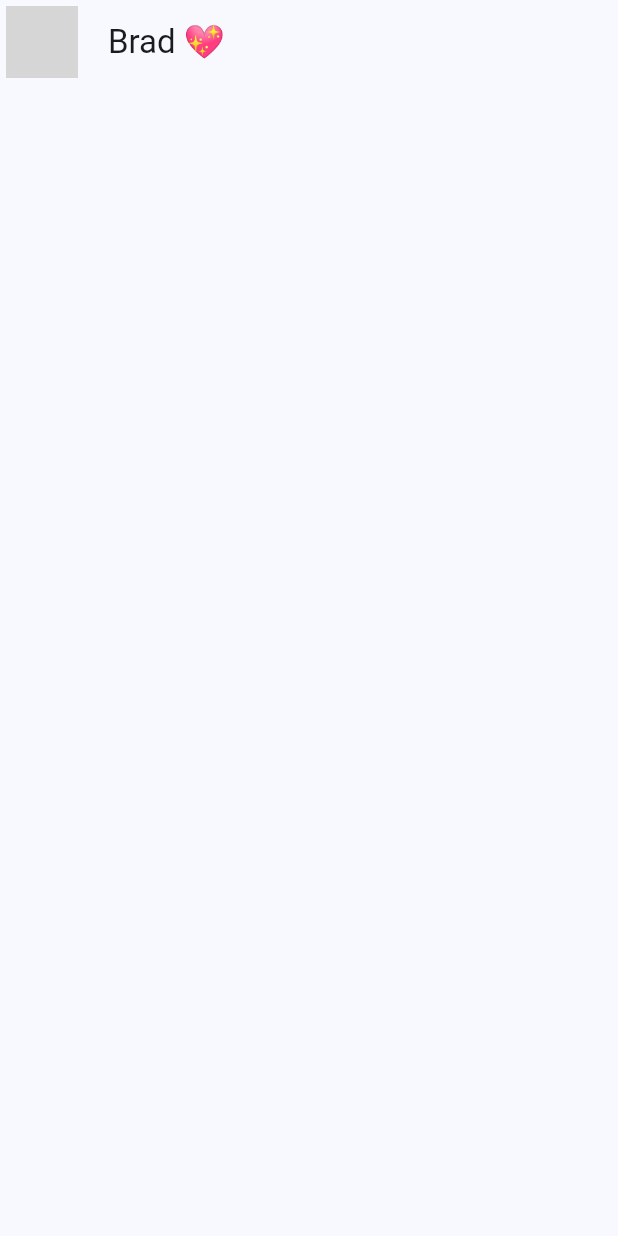
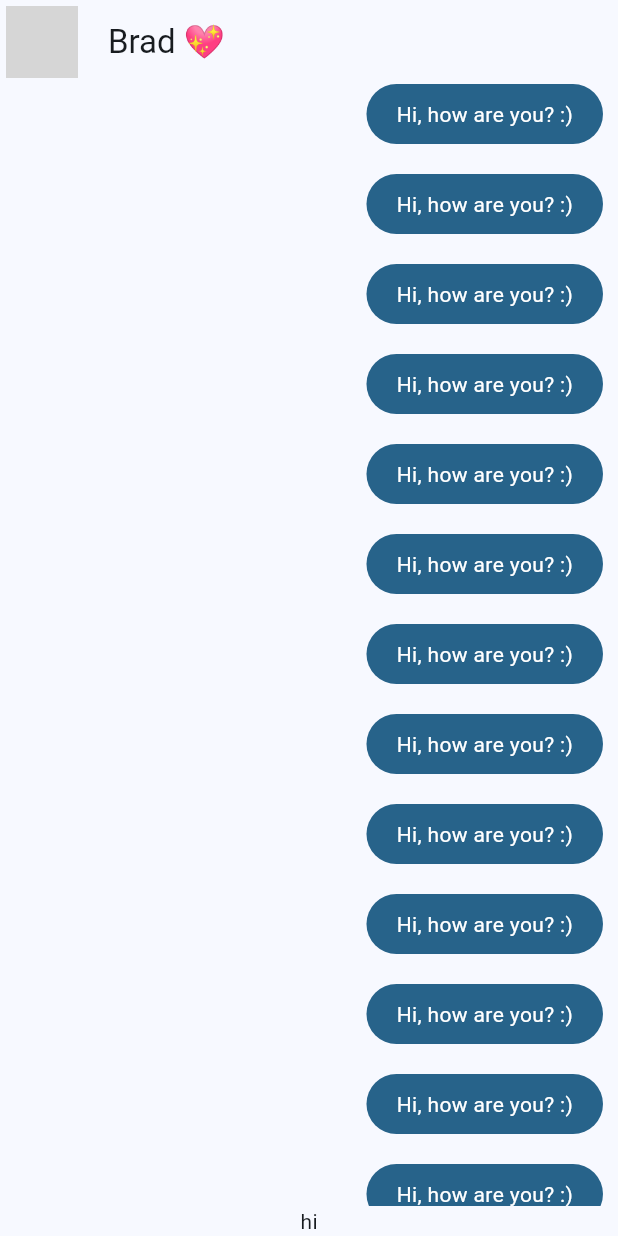
Before and after one commit to ju-lienz/yes-no-app-flutter, a Flutter app: the screen it shows after launch, on a phone screen of 412 x 824 dp. Run offline on Flutter 3.47's test engine with Material 3 defaults, Android fonts, the phone set to English and light mode, and no system bars; network calls fail; grey boxes are pictures that could not be loaded.

Commit message:
feat: Design sender message layout for chat screen

```diff
--- a/lib/main.dart
+++ b/lib/main.dart
@@ -1,6 +1,6 @@
 import 'package:flutter/material.dart';
 import 'package:yes_no_app/config/theme/app_theme.dart';
-import 'package:yes_no_app/presentation/chat/chat_screen.dart';
+import 'package:yes_no_app/presentation/screens/chat/chat_screen.dart';
 
 /* Redo the Yes No App application, from Fernando Herrera's Flutter
 course, to reinforce Flutter knowledge.*/
--- a/lib/presentation/chat/chat_screen.dart
+++ /dev/null
@@ -1,21 +0,0 @@
-import 'package:flutter/material.dart';
-
-class ChatScreen extends StatelessWidget {
-  const ChatScreen({super.key});
-
-  @override
-  Widget build(BuildContext context) {
-    return Scaffold(
-      appBar: AppBar(
-        title: const Text('Brad 💖'),
-        leading: const Padding(
-          padding: EdgeInsets.all(4.0),
-          child: CircleAvatar(
-            backgroundImage: NetworkImage(
-                "https://upload.wikimedia.org/wikipedia/commons/thumb/4/4c/Brad_Pitt_2019_by_Glenn_Francis.jpg/1200px-Brad_Pitt_2019_by_Glenn_Francis.jpg"),
-          ),
-        ),
-      ),
-    );
-  }
-}
--- /dev/null
+++ b/lib/presentation/screens/chat/chat_screen.dart
@@ -0,0 +1,47 @@
+import 'package:flutter/material.dart';
+import 'package:yes_no_app/presentation/widgets/chat/my_message_bubble.dart';
+
+class ChatScreen extends StatelessWidget {
+  const ChatScreen({super.key});
+
+  @override
+  Widget build(BuildContext context) {
+    return Scaffold(
+      appBar: AppBar(
+        title: const Text('Brad 💖'),
+        leading: const Padding(
+          padding: EdgeInsets.all(4.0),
+          child: CircleAvatar(
+            backgroundImage: NetworkImage(
+                "https://upload.wikimedia.org/wikipedia/commons/thumb/4/4c/Brad_Pitt_2019_by_Glenn_Francis.jpg/1200px-Brad_Pitt_2019_by_Glenn_Francis.jpg"),
+          ),
+        ),
+      ),
+      body: _ChatView(),
+    );
+  }
+}
+
+class _ChatView extends StatelessWidget {
+  @override
+  Widget build(BuildContext context) {
+    return SafeArea(
+      child: Padding(
+        padding: const EdgeInsets.symmetric(horizontal: 10.0),
+        child: Column(
+          children: [
+            Expanded(
+              child: ListView.builder(
+                itemCount: 100,
+                itemBuilder: (context, index) {
+                  return const MyMessageBubble();
+                },
+              ),
+            ),
+            const Text("hi"),
+          ],
+        ),
+      ),
+    );
+  }
+}
--- /dev/null
+++ b/lib/presentation/widgets/chat/my_message_bubble.dart
@@ -0,0 +1,32 @@
+import 'package:flutter/material.dart';
+
+class MyMessageBubble extends StatelessWidget {
+  const MyMessageBubble({super.key});
+
+  @override
+  Widget build(BuildContext context) {
+    final colors = Theme.of(context)
+        .colorScheme; // Find the Theme in the context and the color scheme
+    return Column(
+      crossAxisAlignment: CrossAxisAlignment.end,
+      children: [
+        Container(
+          decoration: BoxDecoration(
+            color: colors.primary,
+            borderRadius: BorderRadius.circular(20),
+          ),
+          child: const Padding(
+            padding: EdgeInsets.symmetric(horizontal: 20, vertical: 10),
+            child: Text(
+              "Hi, how are you? :)",
+              style: TextStyle(color: Colors.white),
+            ),
+          ),
+        ),
+        const SizedBox(
+          height: 20,
+        ),
+      ],
+    );
+  }
+}
```
